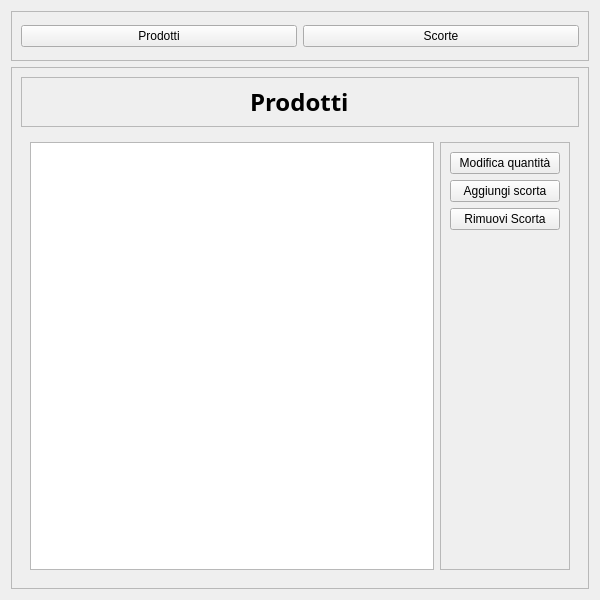
The window that projectIS/listaprodotti/view/VistaMagazzino.ui (chritianchiappa/progetto_panificio) describes before a commit, drawn with Qt 5.
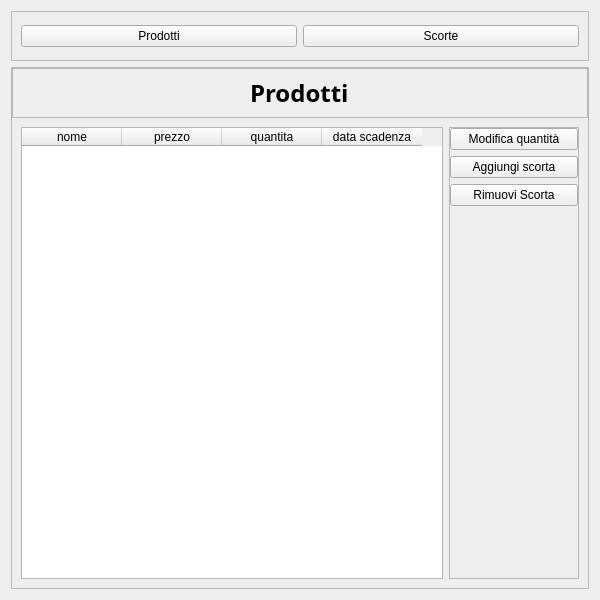
The same window after the commit. The open tabs and pages were chosen to show the change.

```diff
--- a/projectIS/listaprodotti/view/VistaMagazzino.ui
+++ b/projectIS/listaprodotti/view/VistaMagazzino.ui
@@ -79,6 +79,21 @@
       <enum>QFrame::Raised</enum>
      </property>
      <layout class="QVBoxLayout" name="verticalLayout_4">
+      <property name="spacing">
+       <number>0</number>
+      </property>
+      <property name="leftMargin">
+       <number>0</number>
+      </property>
+      <property name="topMargin">
+       <number>0</number>
+      </property>
+      <property name="rightMargin">
+       <number>0</number>
+      </property>
+      <property name="bottomMargin">
+       <number>0</number>
+      </property>
       <item>
        <widget class="QFrame" name="frame">
         <property name="sizePolicy">
@@ -190,7 +205,31 @@
         <widget class="QWidget" name="page_2">
          <layout class="QHBoxLayout" name="horizontalLayout_4">
           <item>
-           <widget class="QListView" name="list_view2"/>
+           <widget class="QTableWidget" name="tableWidget">
+            <property name="showGrid">
+             <bool>true</bool>
+            </property>
+            <column>
+             <property name="text">
+              <string>nome</string>
+             </property>
+            </column>
+            <column>
+             <property name="text">
+              <string>prezzo</string>
+             </property>
+            </column>
+            <column>
+             <property name="text">
+              <string>quantita</string>
+             </property>
+            </column>
+            <column>
+             <property name="text">
+              <string>data scadenza</string>
+             </property>
+            </column>
+           </widget>
           </item>
           <item>
            <widget class="QFrame" name="frame_5">
@@ -207,6 +246,18 @@
              <enum>QFrame::Raised</enum>
             </property>
             <layout class="QVBoxLayout" name="verticalLayout_3">
+             <property name="leftMargin">
+              <number>0</number>
+             </property>
+             <property name="topMargin">
+              <number>0</number>
+             </property>
+             <property name="rightMargin">
+              <number>0</number>
+             </property>
+             <property name="bottomMargin">
+              <number>0</number>
+             </property>
              <item>
               <widget class="QPushButton" name="mod_quantita2_button">
                <property name="text">
```
Left out of the diff: 12 changed lines with no effect on the pictures.
